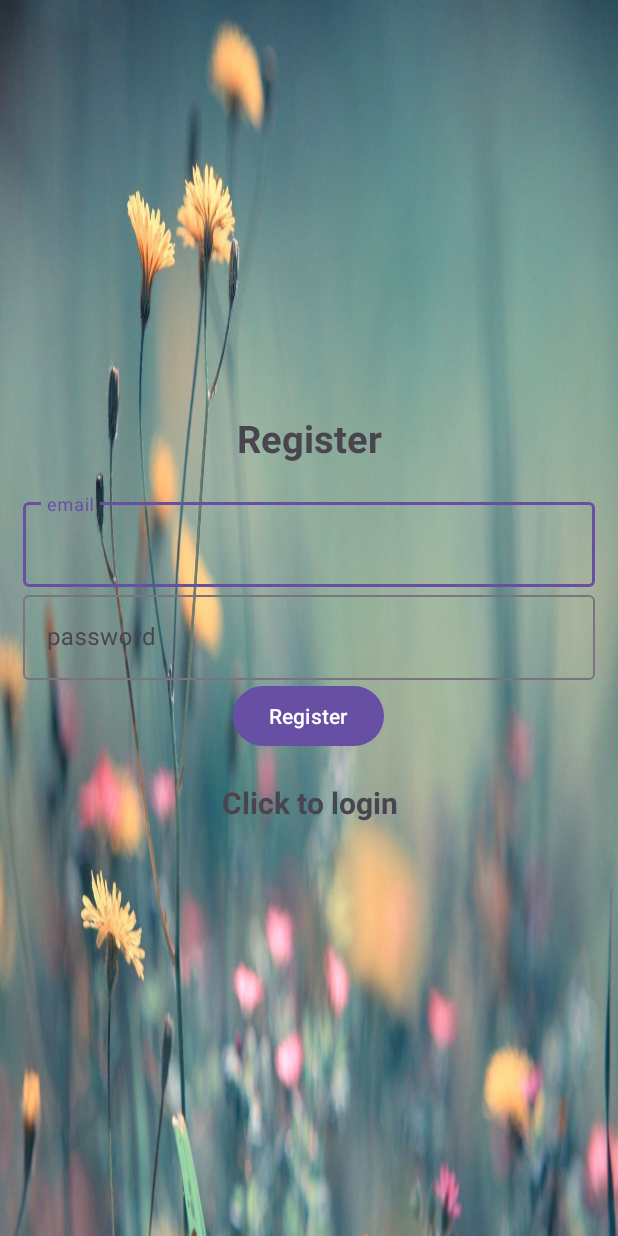
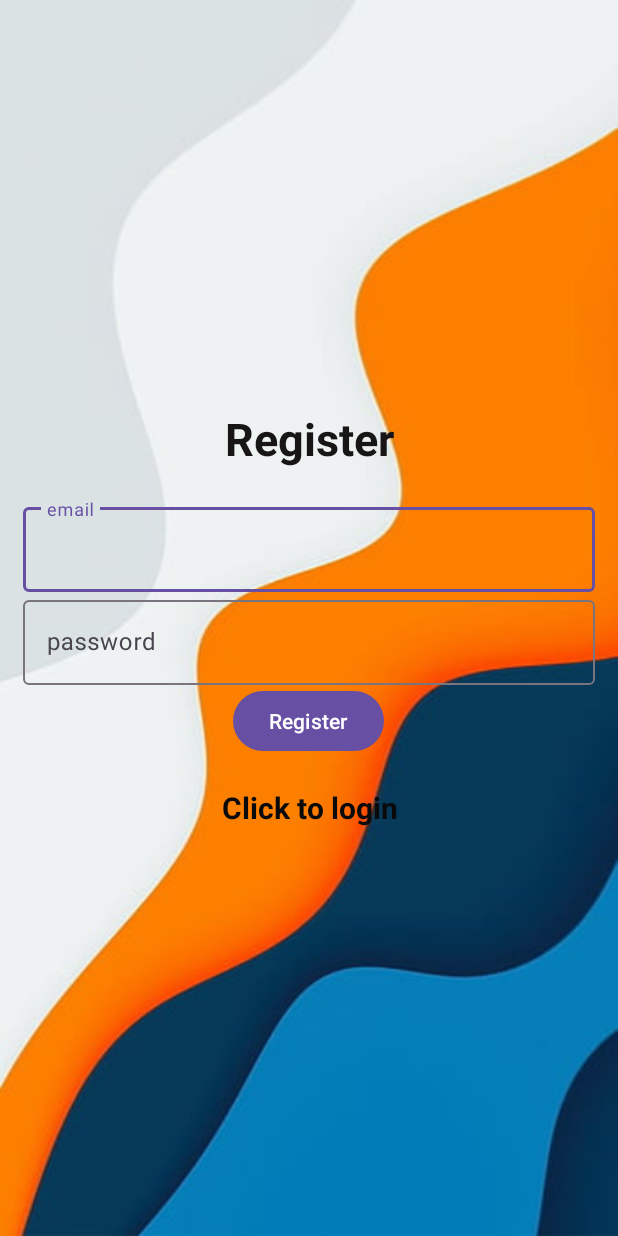
Before and after one commit to Samik-Das/Register_Login-Page, an Android app: the screen it shows after launch (Register), after a tap on "Click to register", on a phone screen of 412 x 824 dp. Run offline under Robolectric (Android 15) with nearby library versions, the phone set to English and light mode, and no system bars; our stand-ins replace Firebase (no records; nobody signed in at launch, a user with empty details on screens opened directly); 1 other tap on this screen came first.

Commit message:
Second Commit

```diff
--- a/app/src/main/java/com/example/signup_login/MainActivity.java
+++ b/app/src/main/java/com/example/signup_login/MainActivity.java
@@ -34,7 +34,7 @@ public class MainActivity extends AppCompatActivity {
             finish();
         }
         else {
-            textView.setText(user.getEmail());
+            textView.setText("Your Email id : " + user.getEmail());
         }
 
         button.setOnClickListener(new View.OnClickListener() {
--- a/app/src/main/res/layout/activity_register.xml
+++ b/app/src/main/res/layout/activity_register.xml
@@ -13,31 +13,38 @@
     <TextView
         android:layout_width="match_parent"
         android:layout_height="wrap_content"
+        android:layout_marginBottom="20dp"
+        android:gravity="center"
         android:text="Register"
-        android:layout_marginBottom="20dp"
-        android:textSize="25sp"
-        android:textStyle="bold"
-        android:gravity="center" />
+        android:textColor="#171515"
+        android:textSize="30sp"
+        android:textStyle="bold" />
 
     <com.google.android.material.textfield.TextInputLayout
         android:layout_width="match_parent"
         android:layout_height="wrap_content" >
+
         <com.google.android.material.textfield.TextInputEditText
             android:id="@+id/email"
+            android:layout_width="match_parent"
+            android:layout_height="wrap_content"
             android:hint="@string/email"
-            android:layout_width="match_parent"
-            android:layout_height="wrap_content"/>
+            android:textColor="#171616"
+            android:textColorHint="#0C0C0C" />
 
     </com.google.android.material.textfield.TextInputLayout>
 
     <com.google.android.material.textfield.TextInputLayout
         android:layout_width="match_parent"
         android:layout_height="wrap_content" >
+
         <com.google.android.material.textfield.TextInputEditText
             android:id="@+id/password"
+            android:layout_width="match_parent"
+            android:layout_height="wrap_content"
             android:hint="password"
-            android:layout_width="match_parent"
-            android:layout_height="wrap_content"/>
+            android:textColor="#171616"
+            android:textColorHint="#0B0A0A" />
 
     </com.google.android.material.textfield.TextInputLayout>
     <ProgressBar
@@ -48,18 +55,26 @@
 
     <Button
         android:id="@+id/btn_register"
+        android:layout_width="wrap_content"
+        android:layout_height="wrap_content"
         android:text="Register"
-        android:layout_width="wrap_content"
-        android:layout_height="wrap_content" />
+        android:textColorHighlight="#BE20DA"
+        android:textColorLink="#CA31E4"
+        app:rippleColor="#C710E6"
+        app:strokeColor="#CC2BE8" />
 
     <TextView
-        android:textStyle="bold"
+        android:id="@+id/loginNow"
+        android:layout_width="match_parent"
+        android:layout_height="wrap_content"
+        android:layout_marginTop="20dp"
+        android:gravity="center"
+        android:text="@string/click_to_login"
+        android:textColor="#0B0A0A"
+        android:textColorHint="#0E0E0E"
         android:textSize="20sp"
-        android:gravity="center"
-        android:layout_marginTop="20dp"
-        android:id="@+id/loginNow"
-        android:text="@string/click_to_login"
-        android:layout_width="match_parent"
-        android:layout_height="wrap_content"/>
+        android:textStyle="bold" />
+
+
 
 </LinearLayout>
```
Also changed, not shown: app/src/main/res/layout/activity_login.xml (+20 -13 lines), app/src/main/res/layout/activity_main.xml (+14 -8 lines), app/src/main/res/drawable/login.jpg, app/src/main/res/drawable/main.jpg (deleted), app/src/main/res/drawable/register.jpg (added).
